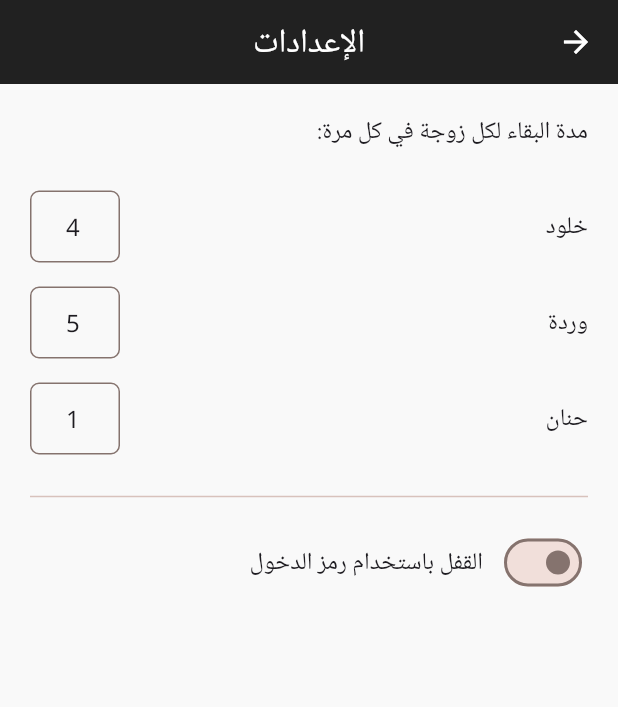
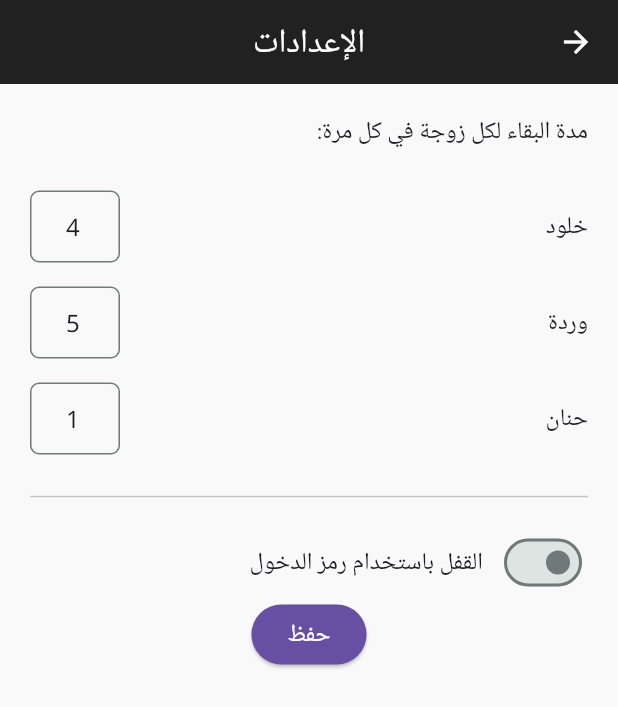
Before and after one commit to Yaser81/mabeet_app, a Flutter app: the screen it shows after launch, after a tap on the "settings" icon, on a phone screen of 412 x 824 dp. Shown: the top 707 px of the screen. Run offline on Flutter 3.47's test engine with Material 3 defaults, Android fonts, the phone set to English and light mode, and no system bars; our stand-ins replace equatable, flutter_bloc, google_fonts, table_calendar.

Commit message:
update wife day from settings

```diff
--- a/lib/home_screen.dart
+++ b/lib/home_screen.dart
@@ -46,10 +46,15 @@ class _HomeScreenState extends State<HomeScreen> {
   Widget build(BuildContext context) {
     return Scaffold(
       backgroundColor: Colors.white,
+      floatingActionButton: FloatingActionButton(
+        backgroundColor: Color(0xFF4FD1C5),
+        onPressed: () {},
+        child: Icon(Icons.add),
+      ),
       appBar: AppBar(
         backgroundColor: Colors.white,
         elevation: 0,
-        leading: Icon(Icons.arrow_back_ios, color: Colors.black),
+
         actions: [
           IconButton(
             color: Colors.black,
@@ -184,7 +189,7 @@ class _HomeScreenState extends State<HomeScreen> {
               );
             },
           ),
-          const SizedBox(height: 24),
+          const SizedBox(height: 100),
           WifeList(),
         ],
       ),
--- a/lib/main.dart
+++ b/lib/main.dart
@@ -54,7 +54,14 @@
         ],
         title: 'تطبيق مبيت',
         theme: ThemeData(
-          colorScheme: ColorScheme.fromSeed(seedColor: Colors.deepOrange),
+          colorScheme: ColorScheme.fromSeed(seedColor: const Color(0xFF4FD1C5)),
+          primaryColor: Color(0xFF4FD1C5),
+          elevatedButtonTheme: ElevatedButtonThemeData(
+            style: ElevatedButton.styleFrom(
+              backgroundColor: Theme.of(context).primaryColor,
+              foregroundColor: Colors.white,
+            ),
+          ),
           // تعيين الخط الافتراضي للتطبيق كله
           textTheme: GoogleFonts.notoNaskhArabicTextTheme(
             Theme.of(context).textTheme,
--- a/lib/models/wife_stay_model.dart
+++ b/lib/models/wife_stay_model.dart
@@ -4,7 +4,7 @@ class WifeStayModel {
   final int id;
   final String name;
   final Color color;
-  final int days;
+  int days;
 
   WifeStayModel({
     required this.id,
--- a/lib/setting_screen.dart
+++ b/lib/setting_screen.dart
@@ -100,6 +100,22 @@ class _SettingsScreenState extends State<SettingsScreen> {
                 ),
               ],
             ),
+            Center(
+              child: ElevatedButton(
+                child: const Text('حفظ', style: TextStyle(fontSize: 16)),
+
+                onPressed: () {
+                  Map<String, int> wifesUpdatedData = {};
+                  for (var key in controllers.keys) {
+                    wifesUpdatedData[key] = int.parse(controllers[key]!.text);
+                  }
+                  BlocProvider.of<ScheduleCubit>(
+                    context,
+                  ).updateWifeStays(wifesUpdatedData);
+                  Navigator.of(context).pop();
+                },
+              ),
+            ),
           ],
         ),
       ),
```
Also changed, not shown: lib/cubit/cubit/schedule_cubit.dart (+7 -0 lines).
